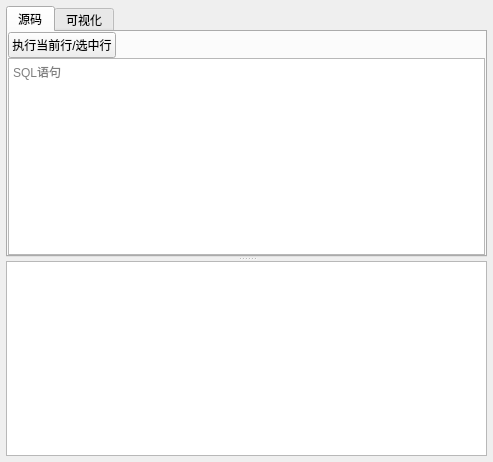
Before: the Qt Designer form widgets/db_browser/dbbrowser.ui in iwxyi/Bilibili-MagicalDanmaku, drawn with Qt 5.
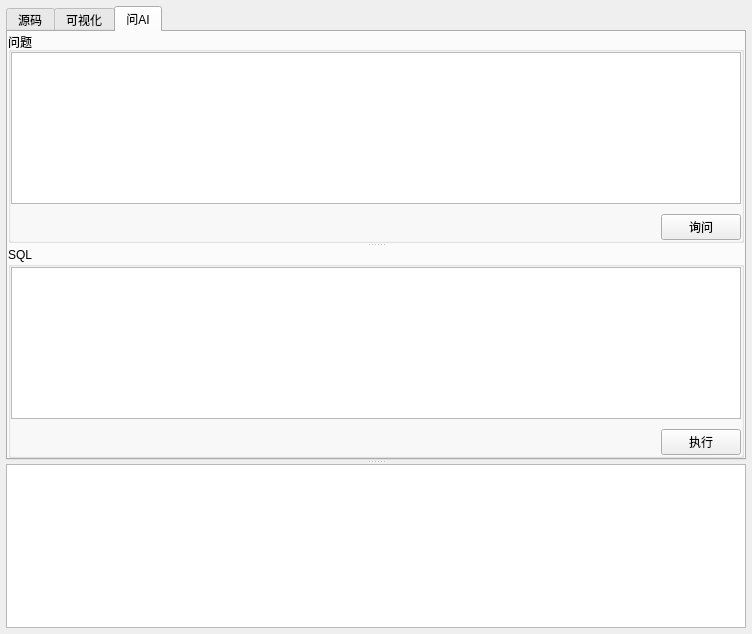
After: the same form once the commit is applied. Custom widgets are drawn as their Qt base class.

Diff of the .ui file:
```diff
--- a/widgets/db_browser/dbbrowser.ui
+++ b/widgets/db_browser/dbbrowser.ui
@@ -6,8 +6,8 @@
    <rect>
     <x>0</x>
     <y>0</y>
-    <width>493</width>
-    <height>462</height>
+    <width>752</width>
+    <height>634</height>
    </rect>
   </property>
   <property name="windowTitle">
@@ -39,7 +39,7 @@
        </size>
       </property>
       <property name="currentIndex">
-       <number>0</number>
+       <number>2</number>
       </property>
       <widget class="QWidget" name="sqlSourceTab">
        <attribute name="title">
@@ -116,6 +116,136 @@
         </item>
        </layout>
       </widget>
+      <widget class="QWidget" name="sqlAITab">
+       <attribute name="title">
+        <string>问AI</string>
+       </attribute>
+       <layout class="QVBoxLayout" name="verticalLayout_6">
+        <property name="leftMargin">
+         <number>0</number>
+        </property>
+        <property name="topMargin">
+         <number>0</number>
+        </property>
+        <property name="rightMargin">
+         <number>0</number>
+        </property>
+        <property name="bottomMargin">
+         <number>0</number>
+        </property>
+        <item>
+         <widget class="QSplitter" name="splitter_2">
+          <property name="orientation">
+           <enum>Qt::Vertical</enum>
+          </property>
+          <widget class="QGroupBox" name="groupBox">
+           <property name="title">
+            <string>问题</string>
+           </property>
+           <layout class="QVBoxLayout" name="verticalLayout_7">
+            <property name="spacing">
+             <number>0</number>
+            </property>
+            <property name="leftMargin">
+             <number>0</number>
+            </property>
+            <property name="topMargin">
+             <number>0</number>
+            </property>
+            <property name="rightMargin">
+             <number>0</number>
+            </property>
+            <property name="bottomMargin">
+             <number>0</number>
+            </property>
+            <item>
+             <widget class="QPlainTextEdit" name="questionTextEdit"/>
+            </item>
+            <item>
+             <layout class="QHBoxLayout" name="horizontalLayout_2">
+              <property name="topMargin">
+               <number>10</number>
+              </property>
+              <item>
+               <spacer name="horizontalSpacer_2">
+                <property name="orientation">
+                 <enum>Qt::Horizontal</enum>
+                </property>
+                <property name="sizeHint" stdset="0">
+                 <size>
+                  <width>40</width>
+                  <height>20</height>
+                 </size>
+                </property>
+               </spacer>
+              </item>
+              <item>
+               <widget class="QPushButton" name="askAIButton">
+                <property name="text">
+                 <string>询问</string>
+                </property>
+               </widget>
+              </item>
+             </layout>
+            </item>
+           </layout>
+          </widget>
+          <widget class="QGroupBox" name="groupBox_2">
+           <property name="title">
+            <string>SQL</string>
+           </property>
+           <layout class="QVBoxLayout" name="verticalLayout_5">
+            <property name="spacing">
+             <number>0</number>
+            </property>
+            <property name="leftMargin">
+             <number>0</number>
+            </property>
+            <property name="topMargin">
+             <number>0</number>
+            </property>
+            <property name="rightMargin">
+             <number>0</number>
+            </property>
+            <property name="bottomMargin">
+             <number>0</number>
+            </property>
+            <item>
+             <widget class="QPlainTextEdit" name="answerTextEdit"/>
+            </item>
+            <item>
+             <layout class="QHBoxLayout" name="horizontalLayout_3">
+              <property name="topMargin">
+               <number>10</number>
+              </property>
+              <item>
+               <spacer name="horizontalSpacer_3">
+                <property name="orientation">
+                 <enum>Qt::Horizontal</enum>
+                </property>
+                <property name="sizeHint" stdset="0">
+                 <size>
+                  <width>40</width>
+                  <height>20</height>
+                 </size>
+                </property>
+               </spacer>
+              </item>
+              <item>
+               <widget class="QPushButton" name="runSqlButton">
+                <property name="text">
+                 <string>执行</string>
+                </property>
+               </widget>
+              </item>
+             </layout>
+            </item>
+           </layout>
+          </widget>
+         </widget>
+        </item>
+       </layout>
+      </widget>
      </widget>
      <widget class="QTableView" name="resultTable"/>
     </widget>
```
